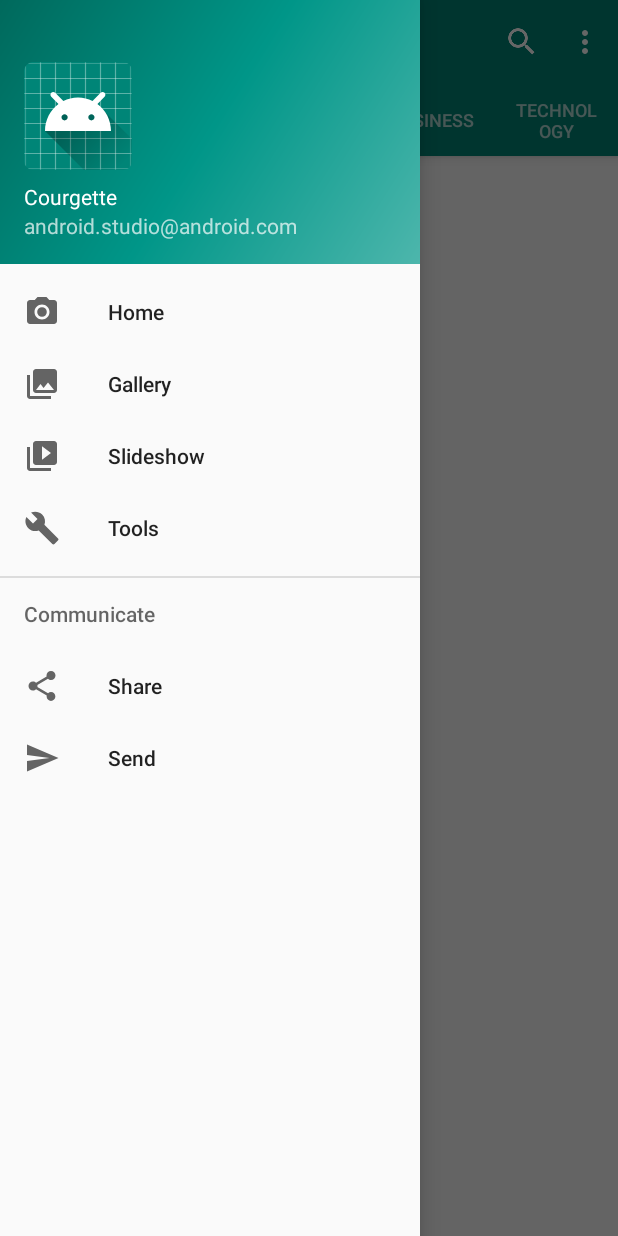
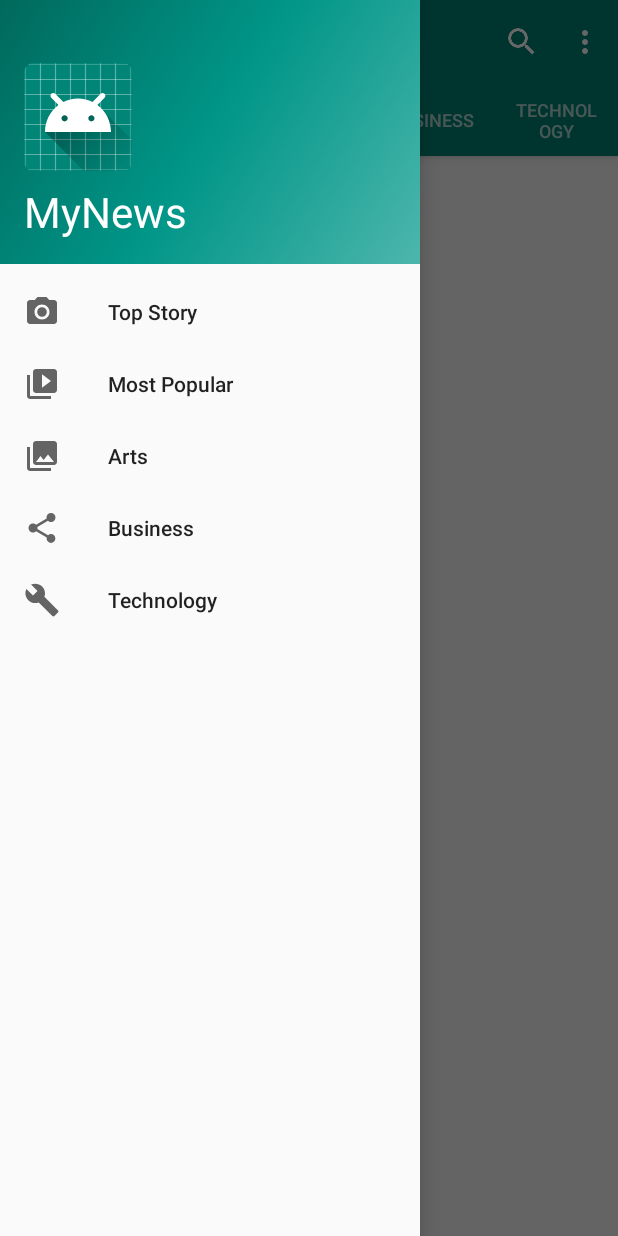
Before and after one commit to PBarthuel/MyNews, an Android app: the screen it shows after launch (MainActivity), with the side drawer open, on a phone screen of 412 x 824 dp. Run offline under Robolectric (Android 15) with nearby library versions, the phone set to English and light mode, and no system bars; network calls fail; pictures from the network do not load.

Commit message:
ajout d'onglet et modification des noms des onglets existants dans le navigation drawer

```diff
--- a/app/src/main/AndroidManifest.xml
+++ b/app/src/main/AndroidManifest.xml
@@ -12,7 +12,7 @@
         <activity android:name=".SearchActivity"></activity>
         <activity
             android:name=".MainActivity"
-            android:label="courgette"
+            android:label="MyNews"
             android:theme="@style/AppTheme.NoActionBar">
             <intent-filter>
                 <action android:name="android.intent.action.MAIN" />
--- a/app/src/main/java/com/example/mynews/MainActivity.java
+++ b/app/src/main/java/com/example/mynews/MainActivity.java
@@ -59,17 +59,15 @@ public class MainActivity extends AppCompatActivity implements NavigationView.On
         // Handle navigation view item clicks here.
         int id = menuItem.getItemId();
 
-        if (id == R.id.nav_home) {
+        if (id == R.id.nav_top_story) {
             // Handle the camera action
-        } else if (id == R.id.nav_gallery) {
+        } else if (id == R.id.nav_most_popular) {
 
-        } else if (id == R.id.nav_slideshow) {
+        } else if (id == R.id.nav_arts) {
 
-        } else if (id == R.id.nav_tools) {
+        } else if (id == R.id.nav_business) {
 
-        } else if (id == R.id.nav_share) {
-
-        } else if (id == R.id.nav_send) {
+        }else if (id == R.id.nav_technology) {
 
         }
 
--- a/app/src/main/res/layout/nav_header_navigation_drawer.xml
+++ b/app/src/main/res/layout/nav_header_navigation_drawer.xml
@@ -24,13 +24,8 @@
         android:layout_width="match_parent"
         android:layout_height="wrap_content"
         android:paddingTop="@dimen/nav_header_vertical_spacing"
-        android:text="Courgette"
-        android:textAppearance="@style/TextAppearance.AppCompat.Body1" />
-
-    <TextView
-        android:id="@+id/textView"
-        android:layout_width="wrap_content"
-        android:layout_height="wrap_content"
-        android:text="@string/nav_header_subtitle" />
+        android:text="@string/my_news"
+        android:textAppearance="@style/TextAppearance.AppCompat.Body1"
+        android:textSize="28sp"/>
 
 </LinearLayout>
--- a/app/src/main/res/menu/activity_navigation_drawer_drawer.xml
+++ b/app/src/main/res/menu/activity_navigation_drawer_drawer.xml
@@ -5,34 +5,25 @@
 
     <group android:checkableBehavior="single">
         <item
-            android:id="@+id/nav_home"
+            android:id="@+id/nav_top_story"
             android:icon="@drawable/ic_menu_camera"
-            android:title="@string/menu_home" />
+            android:title="@string/menu_top_story" />
         <item
-            android:id="@+id/nav_gallery"
+            android:id="@+id/nav_most_popular"
+            android:icon="@drawable/ic_menu_slideshow"
+            android:title="@string/menu_most_popular" />
+        <item
+            android:id="@+id/nav_arts"
             android:icon="@drawable/ic_menu_gallery"
-            android:title="@string/menu_gallery" />
+            android:title="@string/menu_arts" />
         <item
-            android:id="@+id/nav_slideshow"
-            android:icon="@drawable/ic_menu_slideshow"
-            android:title="@string/menu_slideshow" />
+            android:id="@+id/nav_business"
+            android:icon="@drawable/ic_menu_share"
+            android:title="@string/menu_business" />
         <item
-            android:id="@+id/nav_tools"
+            android:id="@+id/nav_technology"
             android:icon="@drawable/ic_menu_manage"
-            android:title="@string/menu_tools" />
+            android:title="@string/menu_technology" />
     </group>
 
-    <item android:title="Communicate">
-        <menu>
-            <item
-                android:id="@+id/nav_share"
-                android:icon="@drawable/ic_menu_share"
-                android:title="@string/menu_share" />
-            <item
-                android:id="@+id/nav_send"
-                android:icon="@drawable/ic_menu_send"
-                android:title="@string/menu_send" />
-        </menu>
-    </item>
-
 </menu>
--- a/app/src/main/res/values/strings.xml
+++ b/app/src/main/res/values/strings.xml
@@ -4,7 +4,7 @@
     <string name="navigation_drawer_open">Open navigation drawer</string>
     <string name="navigation_drawer_close">Close navigation drawer</string>
     <string name="nav_header_title">Android Studio</string>
-    <string name="nav_header_subtitle">android.studio@android.com</string>
+    <string name="my_news">MyNews</string>
     <string name="nav_header_desc">Navigation header</string>
     <string name="action_notifications">Notifications</string>
     <string name="action_help">Help</string>
@@ -18,10 +18,10 @@
     <string name="politics_checkbox">Politics</string>
     <string name="search_btn_launch_search">Search</string>
 
-    <string name="menu_home">Home</string>
-    <string name="menu_gallery">Gallery</string>
-    <string name="menu_slideshow">Slideshow</string>
-    <string name="menu_tools">Tools</string>
-    <string name="menu_share">Share</string>
-    <string name="menu_send">Send</string>
+    <string name="menu_top_story">Top Story</string>
+    <string name="menu_most_popular">Most Popular</string>
+    <string name="menu_arts">Arts</string>
+    <string name="menu_technology">Technology</string>
+    <string name="menu_business">Business</string>
+
 </resources>
```
